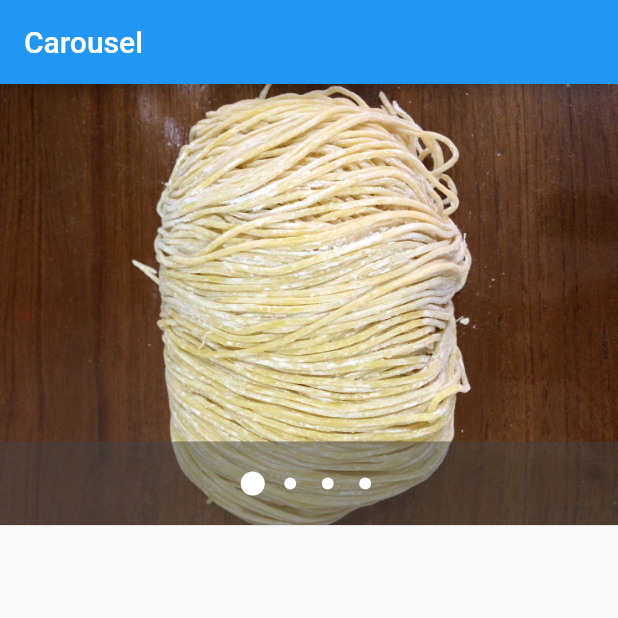
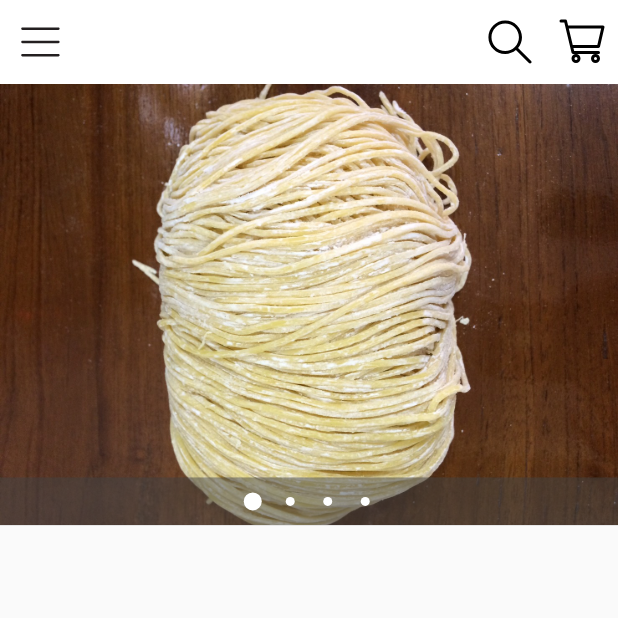
Before and after one commit to noojob001/FlutterShopping, a Flutter app: the screen it shows after launch, on a phone screen of 412 x 824 dp, the top half of it. Run offline on Flutter 3.47's test engine with Material 2 defaults, Android fonts, the phone set to English and light mode, and no system bars; drawn by our look-alikes of carousel_pro; our stand-ins replace firebase_auth, firebase_core, flutter_svg, fluttertoast, form_field_validator; accounts and stored records are empty.

Commit message:
update appbar

```diff
--- a/fluttershopping/lib/shop.dart
+++ b/fluttershopping/lib/shop.dart
@@ -1,5 +1,6 @@
 import 'package:flutter/material.dart';
 import 'package:carousel_pro/carousel_pro.dart';
+import 'package:flutter_svg/svg.dart';
 
 class ShopScreen extends StatefulWidget {
   @override
@@ -17,6 +18,8 @@ class _ShopScreenState extends State<ShopScreen> {
     ],
     animationCurve: Curves.fastOutSlowIn,
     animationDuration: Duration(milliseconds: 2000),
+    dotSize: 6.0,
+    indicatorBgPadding: 10.0,
   );
 
   @override
@@ -24,9 +27,7 @@ class _ShopScreenState extends State<ShopScreen> {
     // ignore: non_constant_identifier_names
     double ScreenHeight = MediaQuery.of(context).size.height;
     return Scaffold(
-      appBar: AppBar(
-        title: Text("Carousel"),
-      ),
+      appBar: buildAppBar(),
       body: Padding(
         padding: const EdgeInsets.fromLTRB(0, 0, 0, 20),
         child: Container(
@@ -38,8 +39,28 @@ class _ShopScreenState extends State<ShopScreen> {
             ),
           ),
         ),
-
       ),
     );
   }
+
+  AppBar buildAppBar() {
+    return AppBar(
+      backgroundColor: Colors.white,
+      elevation: 0,
+      leading:
+      IconButton(icon: SvgPicture.asset("images/hamburger.svg"), onPressed: () {  },
+      ),
+      actions: <Widget>[
+        IconButton(icon: SvgPicture.asset("images/search.svg"), onPressed: () {
+
+        },
+        ),
+        IconButton(icon: SvgPicture.asset("images/cart.svg"), onPressed: () {
+
+        },
+        )
+      ],
+    );
+  }
+
 }
--- a/fluttershopping/pubspec.yaml
+++ b/fluttershopping/pubspec.yaml
@@ -33,6 +33,7 @@ dependencies:
   firebase_auth: ^1.2.0
   fluttertoast: ^8.0.7
   carousel_pro: ^1.0.0
+  flutter_svg: ^0.22.0
 
 dev_dependencies:
   flutter_test:
@@ -51,6 +52,9 @@ flutter:
     - images/noodle2.jpg
     - images/noodle3.jpg
     - images/noodle4.jpg
+    - images/hamburger.svg
+    - images/search.svg
+    - images/cart.svg
 
 
   # An image asset can refer to one or more resolution-specific "variants", see
```
Also changed, not shown: fluttershopping/images/cart.svg (added), fluttershopping/images/hamburger.png (added), fluttershopping/images/hamburger.svg (added), fluttershopping/images/search.svg (added).
